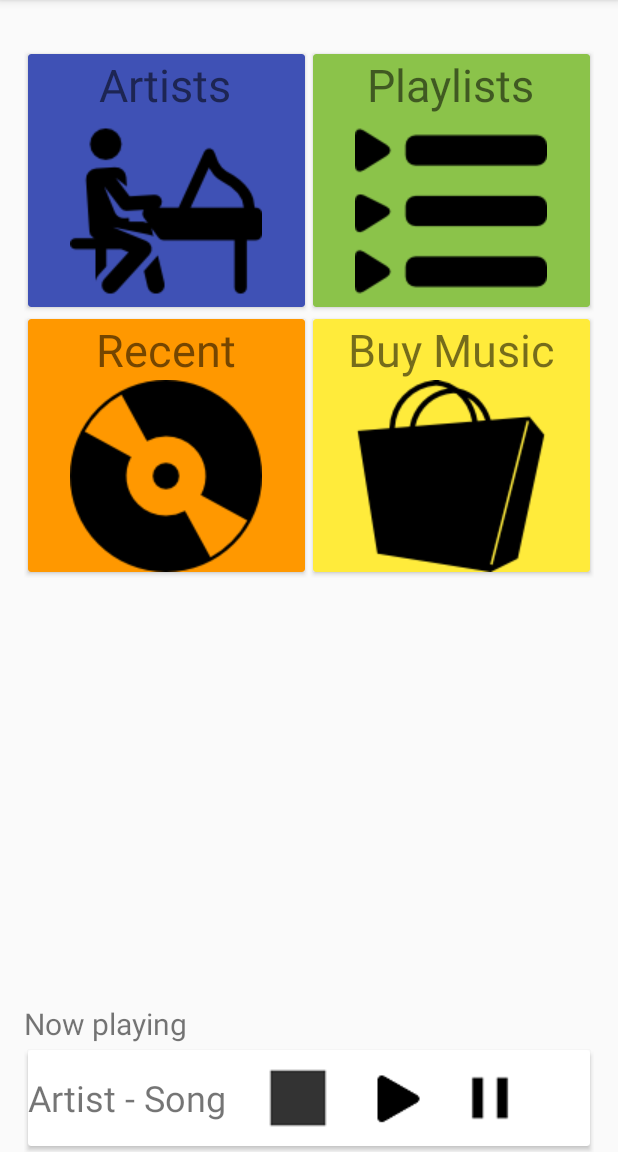
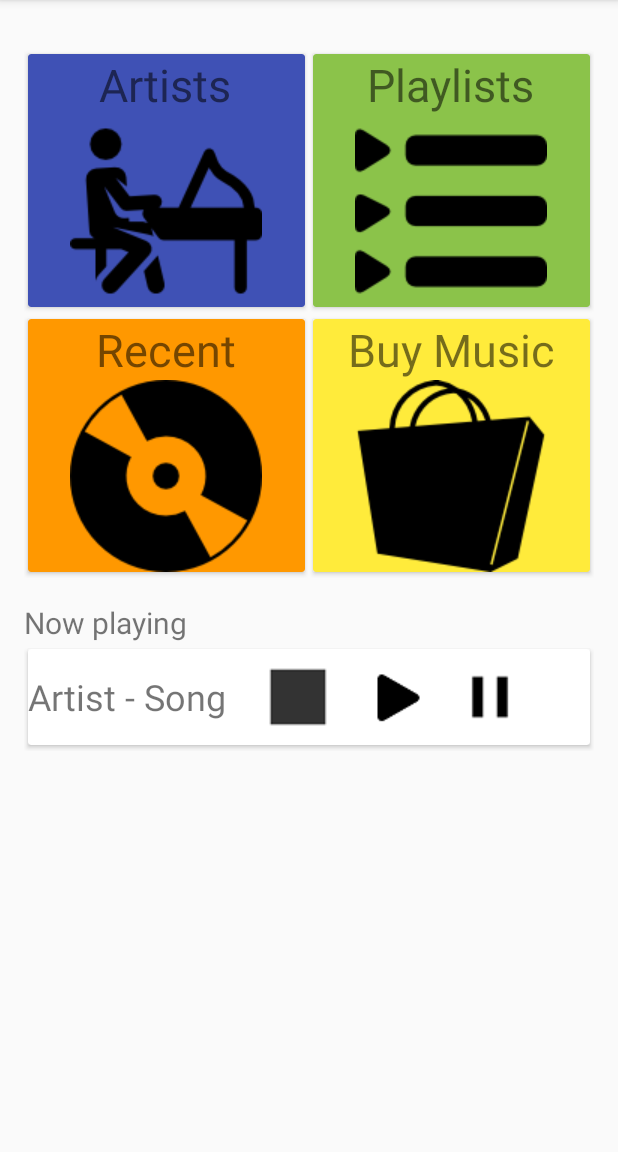
Before and after one commit to redlor/MusicalApp, an Android app: the screen it shows after launch (MainActivity), on a phone screen of 412 x 824 dp, the part 84-1236 px from its top. Run offline under Robolectric (Android 15) with nearby library versions, the phone set to English and light mode, and no system bars.

Commit message:
Changed the Main Menu to ScrollView

```diff
--- a/app/src/main/res/layout/activity_main.xml
+++ b/app/src/main/res/layout/activity_main.xml
@@ -1,5 +1,5 @@
 <?xml version="1.0" encoding="utf-8"?>
-<RelativeLayout xmlns:android="http://schemas.android.com/apk/res/android"
+<ScrollView xmlns:android="http://schemas.android.com/apk/res/android"
     xmlns:app="http://schemas.android.com/apk/res-auto"
     xmlns:tools="http://schemas.android.com/tools"
     android:layout_width="match_parent"
@@ -8,15 +8,16 @@
     android:layout_marginRight="@dimen/activity_horizontal_margin"
     android:layout_marginTop="@dimen/activity_vertical_margin"
     tools:context="com.example.android.musicalapp.MainActivity">
-
+<RelativeLayout
+    android:layout_width="match_parent"
+    android:layout_height="fill_parent">
     <LinearLayout
         android:id="@+id/categoryLayout"
         android:layout_width="match_parent"
         android:layout_height="wrap_content"
         android:orientation="vertical"
         android:layout_alignParentTop="true"
-        android:layout_alignParentLeft="true"
-        android:layout_alignParentStart="true">
+        android:layout_marginBottom="@dimen/activity_vertical_margin">
 
         <LinearLayout
             style="@style/CategoryLayoutStyle"
@@ -93,6 +94,7 @@
                         android:text="@string/buy_music" />
 
                     <ImageView
+                        android:id="@+id/imageView"
                         style="@style/CategoryImageView"
                         android:background="@drawable/shoppingbag" />
                 </LinearLayout>
@@ -104,6 +106,7 @@
     <LinearLayout
         android:layout_width="match_parent"
         android:layout_height="wrap_content"
+        android:layout_below="@+id/categoryLayout"
         android:layout_alignParentBottom="true"
         android:layout_alignParentLeft="true"
         android:layout_alignParentStart="true"
@@ -151,3 +154,4 @@
         </android.support.v7.widget.CardView>
     </LinearLayout>
 </RelativeLayout>
+</ScrollView>
```
